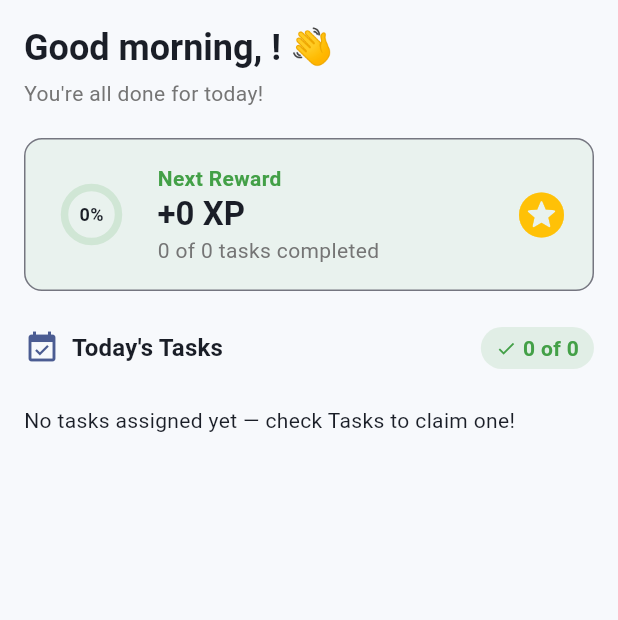
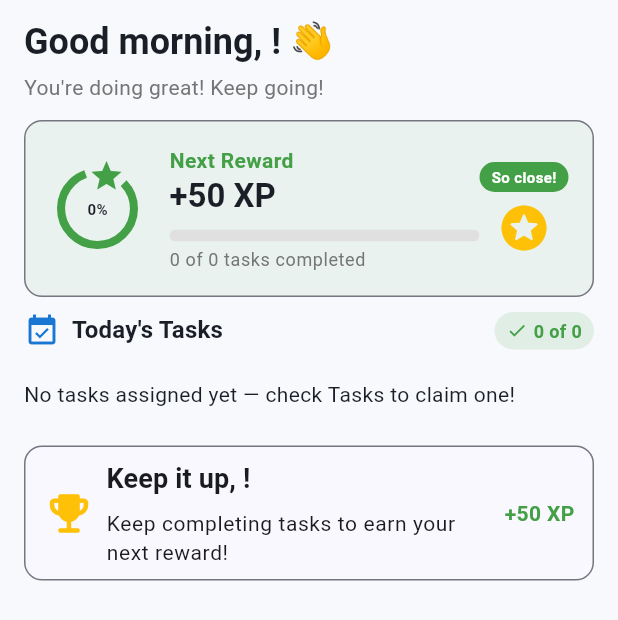
Before and after one commit to Cos229-239/2609_Team02, a Flutter app: the ChildHomeScreen widget shown alone on an empty page, opened directly, on a phone screen of 412 x 824 dp. Shown: the top 620 px of the screen. Run offline on Flutter 3.47's test engine with Material 3 defaults, Android fonts, the phone set to English and light mode, and no system bars; our stand-ins replace cloud_firestore, firebase_auth, firebase_core; accounts and stored records are empty.

Commit message:
Refined child task screen/home screen

```diff
--- a/lib/core/constants/task_icons.dart
+++ b/lib/core/constants/task_icons.dart
@@ -47,7 +47,8 @@ class TaskIconCatalog {
     TaskIconEntry('game', 'Game Time', Icons.sports_esports_outlined),
     TaskIconEntry('gift', 'Bonus', Icons.card_giftcard_outlined),
     TaskIconEntry('star', 'Special', Icons.star_outline),
-    TaskIconEntry('checklist', 'General', Icons.checklist_outlined),
+    TaskIconEntry('outside', 'outdoors', Icons.wb_sunny_outlined),
+    TaskIconEntry('food', 'food', Icons.restaurant_outlined),
   ];
 
   static TaskIconEntry resolve(String key) {
--- a/lib/core/models/reward.dart
+++ b/lib/core/models/reward.dart
@@ -54,7 +54,7 @@ class Reward {
     ),
     Reward(
       id: 'reward-treat',
-      title: 'Extra Sweet Treat of Choice',
+      title: 'Sweet Treat of Choice',
       description: 'Earn 150 points',
       icon: '🍬',
       type: RewardType.treat,
--- a/lib/features/tasks/screens/child_home_screen.dart
+++ b/lib/features/tasks/screens/child_home_screen.dart
@@ -42,39 +42,39 @@ class ChildHomeScreen extends StatelessWidget {
         break;
       }
     }
-    final nextRewardXp = nextTask?.rewardXp ?? 0;
+    final nextRewardXp = nextTask?.rewardXp ?? 50;
 
     return ListView(
-      padding: const EdgeInsets.all(16),
+      padding: const EdgeInsets.fromLTRB(16, 12, 16, 12),
       children: [
         Text('${_greeting()}, ${child.name}! 👋', style: Theme.of(context).textTheme.headlineSmall),
         const SizedBox(height: 4),
         Text(
-          remaining == 0 ? "You're all done for today!" : "You're doing great! Keep going!",
+           "You're doing great!" " " "Keep going!",
           style: Theme.of(context).textTheme.bodyMedium?.copyWith(color: Colors.grey.shade600),
         ),
-        const SizedBox(height: 20),
+        const SizedBox(height: 12),
         _NextRewardCard(
           progress: progress,
           nextRewardXp: nextRewardXp,
           completedCount: completedCount,
           totalCount: totalCount,
         ),
-        const SizedBox(height: 24),
+        const SizedBox(height: 10),
         Row(
           mainAxisAlignment: MainAxisAlignment.spaceBetween,
           children: [
             Row(
               children: [
-                Icon(Icons.event_available, color: Theme.of(context).colorScheme.primary),
+                Icon(Icons.event_available, color: Colors.blue.shade700),
                 const SizedBox(width: 8),
-                Text("Today's Tasks", style: Theme.of(context).textTheme.titleMedium),
+                Text("Today's Tasks", style: Theme.of(context).textTheme.titleMedium?.copyWith(fontWeight: FontWeight.w600)),
               ],
             ),
             _CountBadge(completed: completedCount, total: totalCount),
           ],
         ),
-        const SizedBox(height: 8),
+        const SizedBox(height: 4),
         if (tasks.isEmpty)
           const Padding(
             padding: EdgeInsets.symmetric(vertical: 16),
@@ -86,26 +86,77 @@ class ChildHomeScreen extends StatelessWidget {
               task: task,
               onComplete: () => context.read<DatabaseService>().completeTask(task.id),
             ),
+            const SizedBox(height: 4),
+          ],
           const SizedBox(height: 8),
+
+AppCard(
+  padding: const EdgeInsets.symmetric(horizontal: 12, vertical: 8),
+  child: Row(
+    children: [
+      const Icon(
+        Icons.emoji_events_rounded,
+        color: Colors.amber,
+        size: 34,
+      ),
+      const SizedBox(width: 8),
+
+      Expanded(
+        child: Column(
+          crossAxisAlignment: CrossAxisAlignment.start,
+          children: [
+            Text(
+              'Keep it up, ${child.name}!',
+              style: Theme.of(context).textTheme.titleSmall?.copyWith(
+                fontSize: 18,
+                fontWeight: FontWeight.w600,
+              ),
+            ),
+            const SizedBox(height: 8),
+            Text(
+              remaining == 1
+                  ? "You're only 1 task away from your next reward!"
+                  : "Keep completing tasks to earn your next reward!",
+              style: Theme.of(context).textTheme.bodySmall?.copyWith(
+                fontSize: 14,
+                fontWeight: FontWeight.w400,
+              )
+            ),
           ],
+        ),
+      ),
+
+      const SizedBox(width: 8),
+
+      Text(
+        '+$nextRewardXp XP',
+        style: const TextStyle(
+          fontWeight: FontWeight.bold,
+          color: AppColors.growthGreen,
+        ),
+      ),
+    ],
+  ),
+),
         if (remaining > 0) ...[
           const SizedBox(height: 12),
           AppCard(
+            padding: const EdgeInsets.symmetric(horizontal: 12, vertical: 8),
             color: AppColors.growthGreen.withValues(alpha: 0.08),
             child: Row(
               children: [
                 const Text('🦖', style: TextStyle(fontSize: 32)),
-                const SizedBox(width: 12),
+                const SizedBox(width: 18),
                 Expanded(
                   child: Column(
                     crossAxisAlignment: CrossAxisAlignment.start,
                     children: [
                       Text('Keep it up, ${child.name}!', style: Theme.of(context).textTheme.titleMedium),
                       Text(
-                        remaining == 1
-                            ? "You're only 1 task away from your next reward!"
-                            : "You're only $remaining tasks away from your next reward!",
-                        style: Theme.of(context).textTheme.bodyMedium?.copyWith(color: Colors.grey.shade600),
+  "1 task away from your next reward!",
+  style: Theme.of(context).textTheme.bodySmall,
+  maxLines: 1,
+  overflow: TextOverflow.ellipsis,
 ),
                     ],
                   ),
@@ -146,20 +197,56 @@ class _NextRewardCard extends StatelessWidget {
       child: Row(
         children: [
           SizedBox(
-            width: 56,
-            height: 56,
+            width: 64,
+            height: 64,
             child: Stack(
               alignment: Alignment.center,
               children: [
-                CircularProgressIndicator(
-                  value: progress,
-                  strokeWidth: 5,
-                  backgroundColor: AppColors.growthGreen.withValues(alpha: 0.15),
-                  valueColor: const AlwaysStoppedAnimation<Color>(AppColors.growthGreen),
+                Transform.scale(
+  scale: 1.35,
+  child: Transform.rotate(
+    angle: 0.8,
+    child: CircularProgressIndicator(
+    value: 0.82,
+    strokeWidth: 4,
+    backgroundColor: Colors.transparent,
+    valueColor: const AlwaysStoppedAnimation<Color>(
+      AppColors.growthGreen,
     ),
+  ),
+),
+                ),
+Positioned(
+  top: -2,
+  left: 26,
+  child: const Icon(
+    Icons.star,
+    size: 24,
+    color: AppColors.growthGreen,
+  ),
+),
+  Stack(
+    alignment: Alignment.center,
+  children: [
+    Positioned(
+  top: -2,
+  left: 25,
+  child: const Icon(
+    Icons.star,
+    size: 14,
+    color: AppColors.growthGreen,
+  ),
+),
+
+
     Text(
       '${(progress * 100).round()}%',
-                  style: const TextStyle(fontWeight: FontWeight.w700, fontSize: 12),
+      style: const TextStyle(
+        fontWeight: FontWeight.w700,
+        fontSize: 10,
+      ),
+    ),
+  ],
 ),
               ],
             ),
@@ -176,15 +263,62 @@ class _NextRewardCard extends StatelessWidget {
                       .bodyMedium
                       ?.copyWith(color: AppColors.growthGreen, fontWeight: FontWeight.w600),
                 ),
-                Text('+$nextRewardXp XP', style: Theme.of(context).textTheme.titleLarge),
+                Text(
+  '+$nextRewardXp XP',
+  style: Theme.of(context).textTheme.titleLarge,
+),
+                const SizedBox(height: 8),
+
+ClipRRect(
+  borderRadius: BorderRadius.circular(10),
+  child: LinearProgressIndicator(
+    value: totalCount == 0 ? 0 : completedCount / totalCount,
+    minHeight: 8,
+    backgroundColor: Colors.grey.shade300,
+    valueColor: const AlwaysStoppedAnimation<Color>(
+      Color(0xFF4CAF50),
+    ),
+  ),
+),
+
+const SizedBox(height: 4),
+
                 Text(
                   '$completedCount of $totalCount tasks completed',
-                  style: Theme.of(context).textTheme.bodyMedium?.copyWith(color: Colors.grey.shade600),
+                  style: Theme.of(context).textTheme.bodySmall?.copyWith(color: Colors.grey.shade600),
                 ),
               ],
             ),
           ),
-          const Icon(Icons.stars_rounded, color: Colors.amber, size: 36),
+          Column(
+  mainAxisSize: MainAxisSize.min,
+  children: [
+    Container(
+      padding: const EdgeInsets.symmetric(
+        horizontal: 8,
+        vertical: 3,
+      ),
+      decoration: BoxDecoration(
+        color: AppColors.growthGreen,
+        borderRadius: BorderRadius.circular(12),
+      ),
+      child: const Text(
+        'So close!',
+        style: TextStyle(
+          color: Colors.white,
+          fontSize: 10,
+          fontWeight: FontWeight.w600,
+        ),
+      ),
+    ),
+    const SizedBox(height: 6),
+    const Icon(
+      Icons.stars_rounded,
+      color: Colors.amber,
+      size: 36,
+    ),
+  ],
+),
         ],
       ),
     );
@@ -200,7 +334,7 @@ class _CountBadge extends StatelessWidget {
   @override
   Widget build(BuildContext context) {
     return Container(
-      padding: const EdgeInsets.symmetric(horizontal: 10, vertical: 4),
+      padding: const EdgeInsets.symmetric(horizontal: 8, vertical: 4),
       decoration: BoxDecoration(
         color: AppColors.growthGreen.withValues(alpha: 0.12),
         borderRadius: BorderRadius.circular(999),
@@ -210,8 +344,14 @@ class _CountBadge extends StatelessWidget {
         children: [
           const Icon(Icons.check, size: 14, color: AppColors.growthGreen),
           const SizedBox(width: 4),
-          Text('$completed of $total', style: const TextStyle(color: AppColors.growthGreen, fontWeight: FontWeight.w600)),
-        ],
+Text(
+  '$completed of $total',
+  style: const TextStyle(
+    color: AppColors.growthGreen,
+    fontSize: 12,
+    fontWeight: FontWeight.w600,
+  ),
+),        ],
       ),
     );
   }
@@ -228,39 +368,58 @@ class _ChildTaskRow extends StatelessWidget {
     final theme = Theme.of(context);
 
     return AppCard(
+      padding: const EdgeInsets.symmetric(horizontal: 12, vertical: 8),
       color: task.isCompleted ? AppColors.growthGreen.withValues(alpha: 0.06) : null,
       child: Row(
         children: [
           CircleAvatar(
-            radius: 20,
+  radius: 18,
   backgroundColor: theme.colorScheme.secondary.withValues(alpha: 0.15),
-            child: Icon(TaskIconCatalog.resolve(task.icon).icon, color: theme.colorScheme.secondary, size: 20),
+  child: Icon(
+    task.title == 'Go outside'
+        ? Icons.wb_sunny_outlined
+        : task.title == 'Eat Sushi'
+            ? Icons.restaurant_outlined
+            : TaskIconCatalog.resolve(task.icon).icon,
+    color: theme.colorScheme.secondary,
+    size: 18,
   ),
-          const SizedBox(width: 12),
+),
+          const SizedBox(width: 8),
           Expanded(
             child: Column(
               crossAxisAlignment: CrossAxisAlignment.start,
               children: [
-                Text(task.title, style: theme.textTheme.titleMedium),
+                Text(task.title, style: theme.textTheme.titleMedium?.copyWith(
+                  fontWeight: FontWeight.w600)),
                 Text(
                   '${task.isRecurring ? 'Daily Task' : 'One-time Task'} • ${_dueLabel(task.dueDate)}',
-                  style: theme.textTheme.bodyMedium?.copyWith(color: Colors.grey.shade600),
+                  style: theme.textTheme.bodySmall?.copyWith(color: Colors.grey.shade600),
                 ),
               ],
             ),
           ),
           if (task.isCompleted)
             const CircleAvatar(
-              radius: 14,
+              radius: 12,
               backgroundColor: AppColors.growthGreen,
-              child: Icon(Icons.check, color: Colors.white, size: 16),
+              child: Icon(Icons.check, color: Colors.white, size: 14),
             )
           else
-            ElevatedButton.icon(
-              onPressed: onComplete,
-              icon: const Icon(Icons.arrow_forward, size: 16),
-              label: const Text('Complete'),
-              style: ElevatedButton.styleFrom(minimumSize: const Size(0, 36)),
+  InkWell(
+    onTap: onComplete,
+    borderRadius: BorderRadius.circular(14),
+    child: Container(
+      width: 24,
+      height: 24,
+      decoration: BoxDecoration(
+        shape: BoxShape.circle,
+        border: Border.all(
+          color: Colors.grey.shade400,
+          width: 2,
+        ),
+      ),
+    ),
   ),
         ],
       ),
```
Also changed, not shown: lib/features/tasks/screens/task_list_screen.dart (+33 -9 lines), 5 other files. Lines whose indentation alone changed are shown as unchanged.
